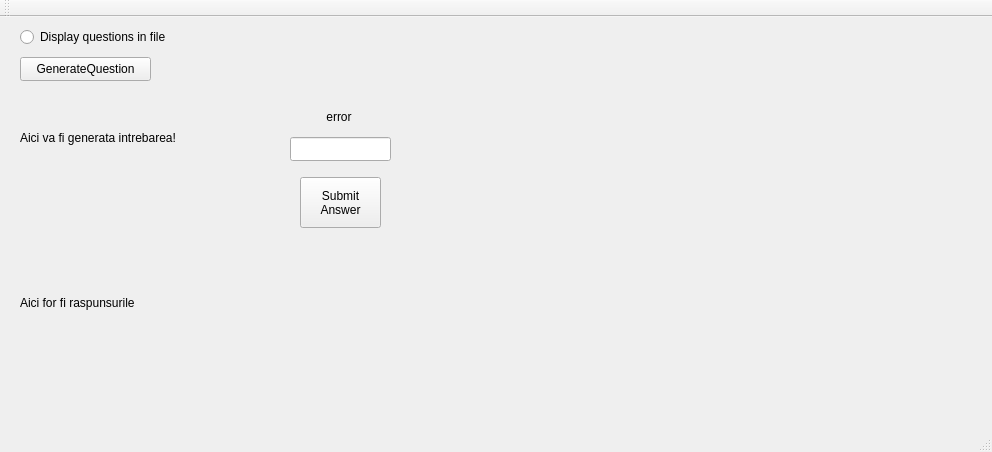
AndreiAndreea/TriviadorMCpp, file Triviador/Triviador/Triviador.ui: the form before one commit.
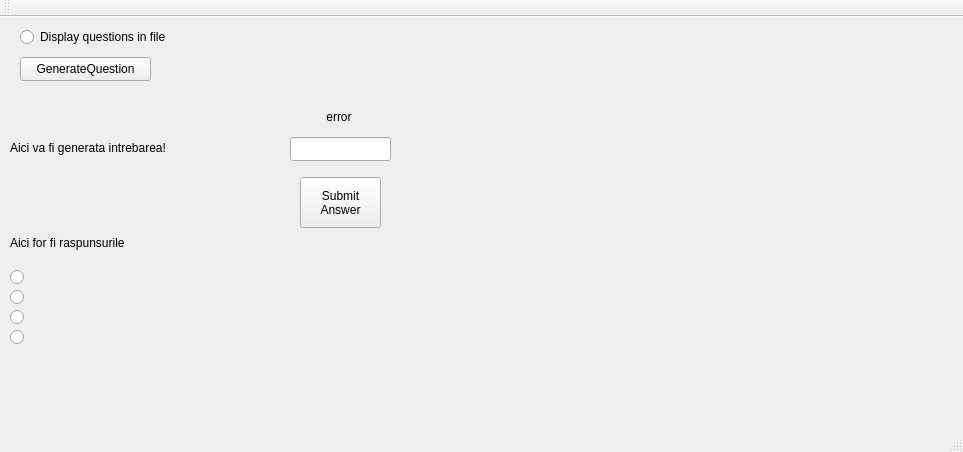
The form after the commit.

Commit message: Added four radio buttons in Triviador.ui that each show a corresponding answer from the answers array.

The edit to the form file:
```diff
--- a/Triviador/Triviador/Triviador.ui
+++ b/Triviador/Triviador/Triviador.ui
@@ -6,7 +6,7 @@
    <rect>
     <x>0</x>
     <y>0</y>
-    <width>992</width>
+    <width>963</width>
     <height>452</height>
    </rect>
   </property>
@@ -43,10 +43,10 @@
    <widget class="QLabel" name="label">
     <property name="geometry">
      <rect>
-      <x>20</x>
-      <y>70</y>
+      <x>10</x>
+      <y>90</y>
       <width>231</width>
-      <height>101</height>
+      <height>81</height>
      </rect>
     </property>
     <property name="text">
@@ -59,10 +59,10 @@
    <widget class="QLabel" name="label_2">
     <property name="geometry">
      <rect>
-      <x>20</x>
-      <y>180</y>
-      <width>221</width>
-      <height>211</height>
+      <x>10</x>
+      <y>210</y>
+      <width>121</width>
+      <height>31</height>
      </rect>
     </property>
     <property name="text">
@@ -125,6 +125,58 @@
      <bool>true</bool>
     </property>
    </widget>
+   <widget class="QRadioButton" name="mc_ans1">
+    <property name="geometry">
+     <rect>
+      <x>10</x>
+      <y>250</y>
+      <width>191</width>
+      <height>20</height>
+     </rect>
+    </property>
+    <property name="text">
+     <string/>
+    </property>
+   </widget>
+   <widget class="QRadioButton" name="mc_ans2">
+    <property name="geometry">
+     <rect>
+      <x>10</x>
+      <y>270</y>
+      <width>191</width>
+      <height>20</height>
+     </rect>
+    </property>
+    <property name="text">
+     <string/>
+    </property>
+   </widget>
+   <widget class="QRadioButton" name="mc_ans3">
+    <property name="geometry">
+     <rect>
+      <x>10</x>
+      <y>290</y>
+      <width>191</width>
+      <height>20</height>
+     </rect>
+    </property>
+    <property name="text">
+     <string/>
+    </property>
+   </widget>
+   <widget class="QRadioButton" name="mc_ans4">
+    <property name="geometry">
+     <rect>
+      <x>10</x>
+      <y>310</y>
+      <width>191</width>
+      <height>20</height>
+     </rect>
+    </property>
+    <property name="text">
+     <string/>
+    </property>
+   </widget>
   </widget>
   <widget class="QMenuBar" name="menuBar">
    <property name="geometry">
```
Left out of the diff: 4 changed lines with no effect on the pictures. The commit also changes 2 other files.
